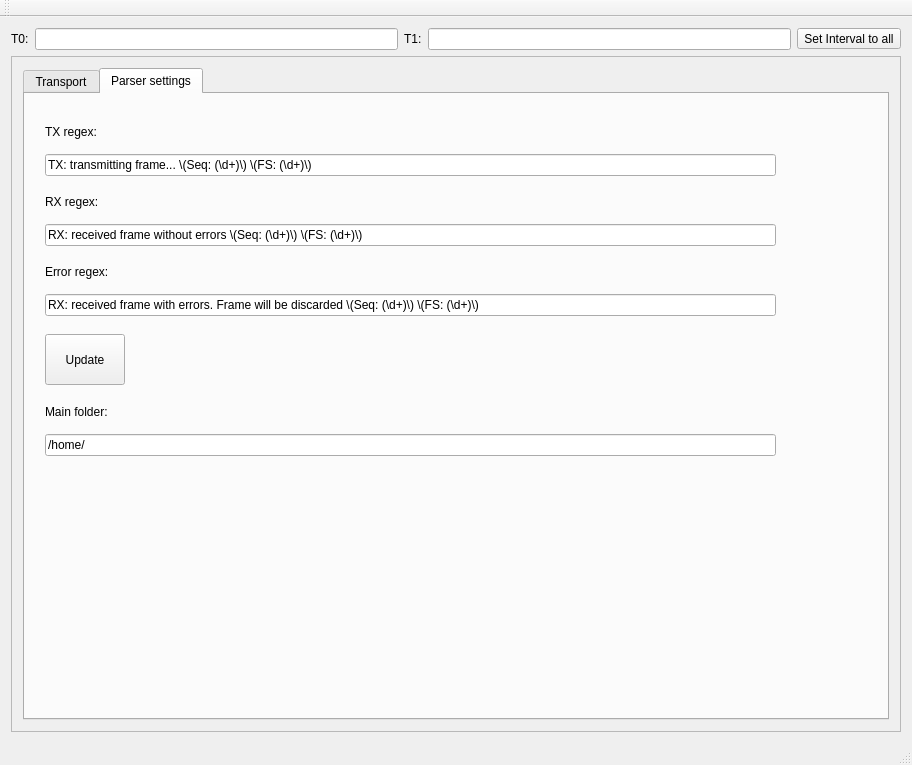
Above: src/gui/mainwindow.ui from dcentelles/comms_log_parser before the change. Below: the same form after it.
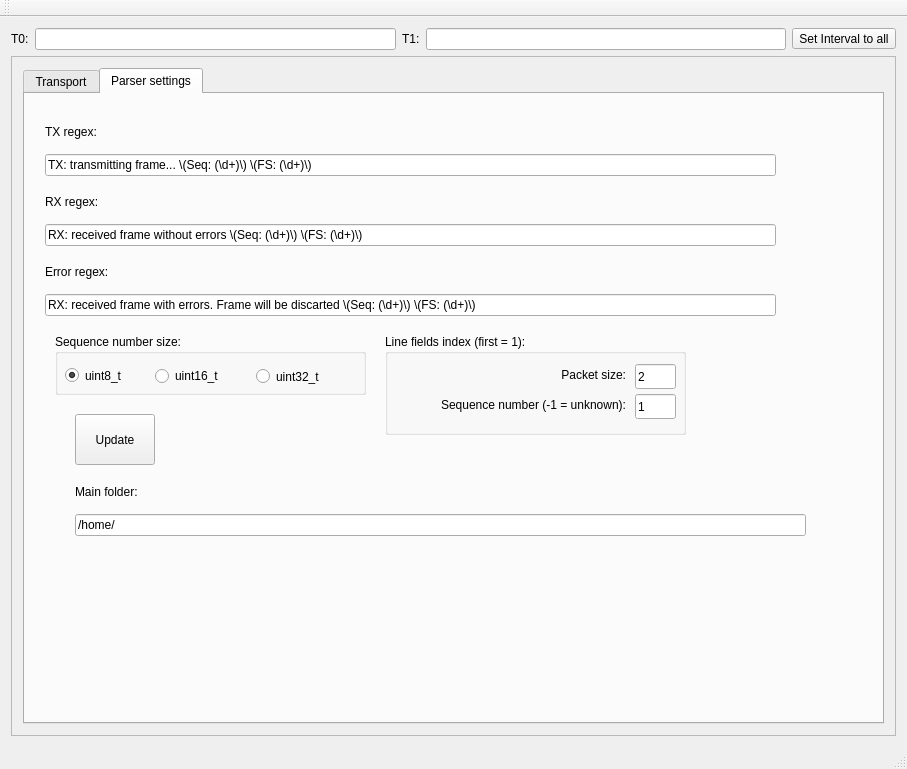
That is the form after the change.

Diff of the .ui file:
```diff
--- a/src/gui/mainwindow.ui
+++ b/src/gui/mainwindow.ui
@@ -6,8 +6,8 @@
    <rect>
     <x>0</x>
     <y>0</y>
-    <width>912</width>
-    <height>765</height>
+    <width>907</width>
+    <height>769</height>
    </rect>
   </property>
   <property name="windowTitle">
@@ -67,8 +67,8 @@
         <rect>
          <x>0</x>
          <y>0</y>
-         <width>892</width>
-         <height>659</height>
+         <width>887</width>
+         <height>657</height>
         </rect>
        </property>
        <property name="minimumSize">
@@ -78,7 +78,7 @@
         </size>
        </property>
        <layout class="QGridLayout" name="gridLayout">
-        <item row="0" column="0">
+        <item row="1" column="0">
          <widget class="QTabWidget" name="parserConfTab">
           <property name="enabled">
            <bool>true</bool>
@@ -710,7 +710,7 @@
              </rect>
             </property>
             <property name="text">
-             <string>RX: received frame with errors. Frame will be discarded \(Seq: (\d+)\) \(FS: (\d+)\)</string>
+             <string>RX: received frame with errors. Frame will be discarted \(Seq: (\d+)\) \(FS: (\d+)\)</string>
             </property>
            </widget>
            <widget class="QLabel" name="label_3">
@@ -755,8 +755,8 @@
            <widget class="QPushButton" name="pushButton">
             <property name="geometry">
              <rect>
-              <x>20</x>
-              <y>240</y>
+              <x>50</x>
+              <y>320</y>
               <width>80</width>
               <height>51</height>
              </rect>
@@ -768,8 +768,8 @@
            <widget class="QLineEdit" name="mainFolderLineEdit">
             <property name="geometry">
              <rect>
-              <x>20</x>
-              <y>340</y>
+              <x>50</x>
+              <y>420</y>
               <width>731</width>
               <height>22</height>
              </rect>
@@ -781,8 +781,8 @@
            <widget class="QLabel" name="label_6">
             <property name="geometry">
              <rect>
-              <x>20</x>
-              <y>310</y>
+              <x>50</x>
+              <y>390</y>
               <width>81</width>
               <height>16</height>
              </rect>
@@ -791,6 +791,132 @@
              <string>Main folder:</string>
             </property>
            </widget>
+           <widget class="QGroupBox" name="groupBox_2">
+            <property name="geometry">
+             <rect>
+              <x>30</x>
+              <y>240</y>
+              <width>311</width>
+              <height>61</height>
+             </rect>
+            </property>
+            <property name="title">
+             <string>Sequence number size:</string>
+            </property>
+            <widget class="QRadioButton" name="uint8_t_radioButton">
+             <property name="geometry">
+              <rect>
+               <x>10</x>
+               <y>30</y>
+               <width>112</width>
+               <height>23</height>
+              </rect>
+             </property>
+             <property name="text">
+              <string>uint8_t</string>
+             </property>
+             <property name="checked">
+              <bool>true</bool>
+             </property>
+            </widget>
+            <widget class="QRadioButton" name="uint16_t_radioButton">
+             <property name="geometry">
+              <rect>
+               <x>100</x>
+               <y>32</y>
+               <width>112</width>
+               <height>20</height>
+              </rect>
+             </property>
+             <property name="text">
+              <string>uint16_t</string>
+             </property>
+            </widget>
+            <widget class="QRadioButton" name="uint32_t_radioButton">
+             <property name="geometry">
+              <rect>
+               <x>201</x>
+               <y>31</y>
+               <width>112</width>
+               <height>23</height>
+              </rect>
+             </property>
+             <property name="text">
+              <string>uint32_t</string>
+             </property>
+            </widget>
+           </widget>
+           <widget class="QGroupBox" name="groupBox_3">
+            <property name="geometry">
+             <rect>
+              <x>360</x>
+              <y>240</y>
+              <width>301</width>
+              <height>101</height>
+             </rect>
+            </property>
+            <property name="title">
+             <string>Line fields index (first = 1):</string>
+            </property>
+            <widget class="QLabel" name="label_7">
+             <property name="geometry">
+              <rect>
+               <x>90</x>
+               <y>30</y>
+               <width>151</width>
+               <height>21</height>
+              </rect>
+             </property>
+             <property name="text">
+              <string>Packet size:</string>
+             </property>
+             <property name="alignment">
+              <set>Qt::AlignRight|Qt::AlignTrailing|Qt::AlignVCenter</set>
+             </property>
+            </widget>
+            <widget class="QLineEdit" name="packetSizeIndex_lineEdit">
+             <property name="geometry">
+              <rect>
+               <x>250</x>
+               <y>30</y>
+               <width>41</width>
+               <height>25</height>
+              </rect>
+             </property>
+             <property name="text">
+              <string>2</string>
+             </property>
+            </widget>
+            <widget class="QLabel" name="label_8">
+             <property name="geometry">
+              <rect>
+               <x>10</x>
+               <y>60</y>
+               <width>231</width>
+               <height>21</height>
+              </rect>
+             </property>
+             <property name="text">
+              <string>Sequence number (-1 = unknown):</string>
+             </property>
+             <property name="alignment">
+              <set>Qt::AlignRight|Qt::AlignTrailing|Qt::AlignVCenter</set>
+             </property>
+            </widget>
+            <widget class="QLineEdit" name="seqNumberIndex_lineEdit">
+             <property name="geometry">
+              <rect>
+               <x>250</x>
+               <y>60</y>
+               <width>41</width>
+               <height>25</height>
+              </rect>
+             </property>
+             <property name="text">
+              <string>1</string>
+             </property>
+            </widget>
+           </widget>
           </widget>
          </widget>
         </item>
```
Left out of the diff: 8 changed lines with no effect on the pictures.
